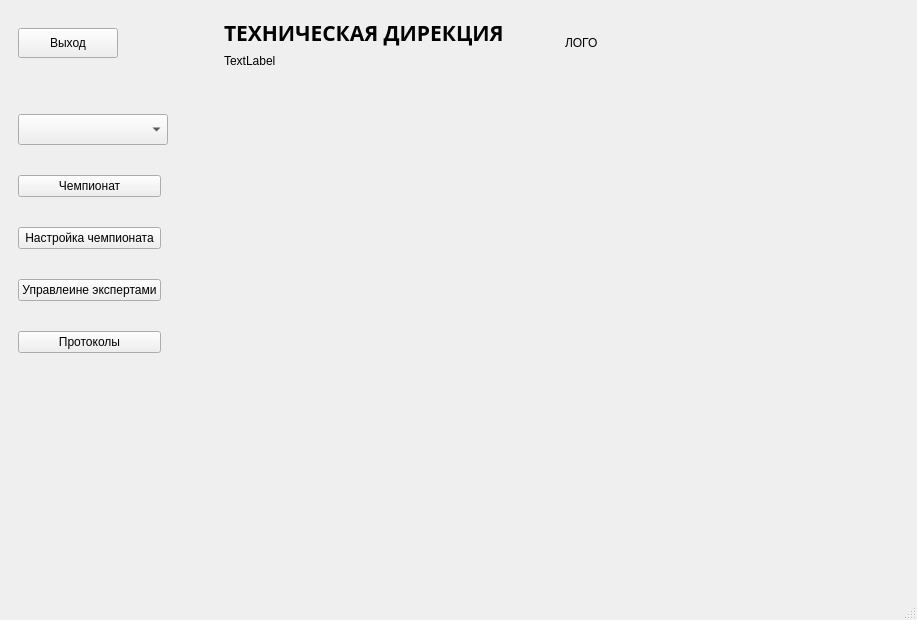
First picture: the form in OrganizeForm.ui, repository faryek/KARELLO, before the edit.
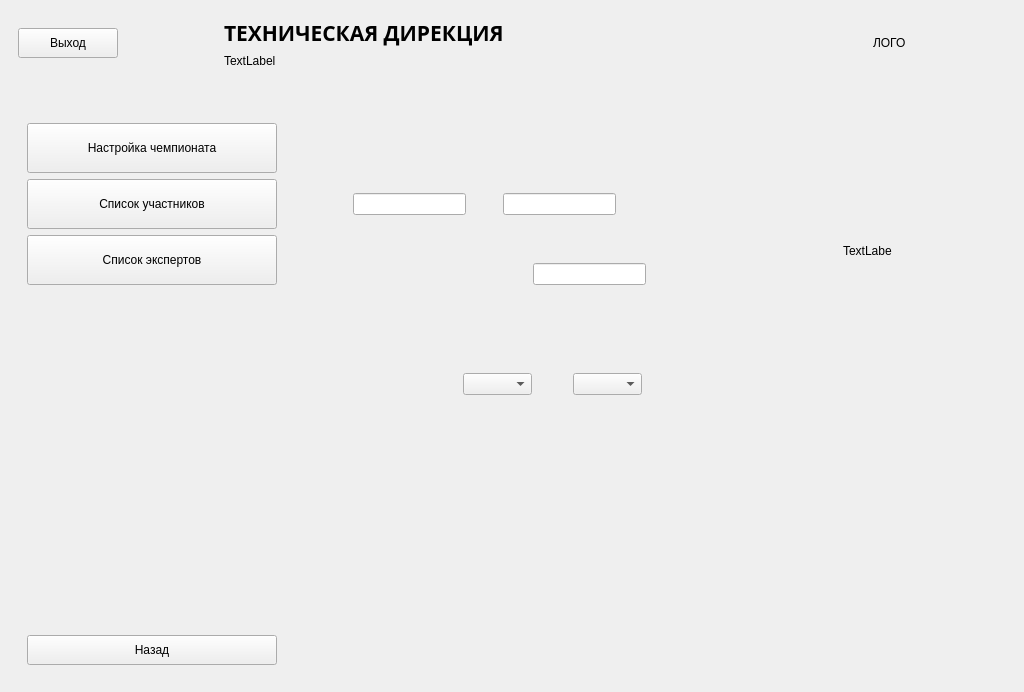
Second picture: the form after the edit. The open tabs and pages were chosen to show the change.

```diff
--- a/OrganizeForm.ui
+++ b/OrganizeForm.ui
@@ -6,8 +6,8 @@
    <rect>
     <x>0</x>
     <y>0</y>
-    <width>917</width>
-    <height>620</height>
+    <width>1024</width>
+    <height>692</height>
    </rect>
   </property>
   <property name="windowTitle">
@@ -84,6 +84,22 @@
             </item>
            </layout>
           </item>
+          <item>
+           <spacer name="horizontalSpacer_3">
+            <property name="orientation">
+             <enum>Qt::Horizontal</enum>
+            </property>
+            <property name="sizeType">
+             <enum>QSizePolicy::MinimumExpanding</enum>
+            </property>
+            <property name="sizeHint" stdset="0">
+             <size>
+              <width>60</width>
+              <height>20</height>
+             </size>
+            </property>
+           </spacer>
+          </item>
           <item>
            <widget class="QLabel" name="label_3">
             <property name="text">
@@ -91,6 +107,22 @@
             </property>
            </widget>
           </item>
+          <item>
+           <spacer name="horizontalSpacer_4">
+            <property name="orientation">
+             <enum>Qt::Horizontal</enum>
+            </property>
+            <property name="sizeType">
+             <enum>QSizePolicy::Fixed</enum>
+            </property>
+            <property name="sizeHint" stdset="0">
+             <size>
+              <width>100</width>
+              <height>20</height>
+             </size>
+            </property>
+           </spacer>
+          </item>
          </layout>
         </item>
         <item>
@@ -110,120 +142,438 @@
          </spacer>
         </item>
         <item>
-         <layout class="QHBoxLayout" name="horizontalLayout_4">
+         <layout class="QHBoxLayout" name="horizontalLayout_3">
           <item>
-           <widget class="QComboBox" name="comboBox">
+           <widget class="QStackedWidget" name="stackedWidget_2">
             <property name="sizePolicy">
-             <sizepolicy hsizetype="Fixed" vsizetype="Fixed">
+             <sizepolicy hsizetype="Preferred" vsizetype="Preferred">
               <horstretch>0</horstretch>
               <verstretch>0</verstretch>
              </sizepolicy>
             </property>
-            <property name="minimumSize">
-             <size>
-              <width>150</width>
-              <height>0</height>
-             </size>
+            <property name="currentIndex">
+             <number>1</number>
             </property>
-            <property name="baseSize">
-             <size>
-              <width>0</width>
-              <height>0</height>
-             </size>
-            </property>
+            <widget class="QWidget" name="mainPage">
+             <layout class="QHBoxLayout" name="horizontalLayout_4">
+              <item>
+               <layout class="QVBoxLayout" name="verticalLayout_2">
+                <item>
+                 <spacer name="verticalSpacer_6">
+                  <property name="orientation">
+                   <enum>Qt::Vertical</enum>
+                  </property>
+                  <property name="sizeType">
+                   <enum>QSizePolicy::Fixed</enum>
+                  </property>
+                  <property name="sizeHint" stdset="0">
+                   <size>
+                    <width>20</width>
+                    <height>8</height>
+                   </size>
+                  </property>
+                 </spacer>
+                </item>
+                <item>
+                 <widget class="QPushButton" name="pushButton_2">
+                  <property name="minimumSize">
+                   <size>
+                    <width>250</width>
+                    <height>50</height>
+                   </size>
+                  </property>
+                  <property name="text">
+                   <string>Чемпионаты</string>
+                  </property>
+                 </widget>
+                </item>
+                <item>
+                 <widget class="QPushButton" name="pushButton_4">
+                  <property name="minimumSize">
+                   <size>
+                    <width>250</width>
+                    <height>50</height>
+                   </size>
+                  </property>
+                  <property name="text">
+                   <string>Эксперты</string>
+                  </property>
+                 </widget>
+                </item>
+                <item>
+                 <widget class="QPushButton" name="pushButton_5">
+                  <property name="minimumSize">
+                   <size>
+                    <width>250</width>
+                    <height>50</height>
+                   </size>
+                  </property>
+                  <property name="text">
+                   <string>Протоколы</string>
+                  </property>
+                 </widget>
+                </item>
+                <item>
+                 <spacer name="verticalSpacer">
+                  <property name="orientation">
+                   <enum>Qt::Vertical</enum>
+                  </property>
+                  <property name="sizeType">
+                   <enum>QSizePolicy::Expanding</enum>
+                  </property>
+                  <property name="sizeHint" stdset="0">
+                   <size>
+                    <width>20</width>
+                    <height>200</height>
+                   </size>
+                  </property>
+                 </spacer>
+                </item>
+               </layout>
+              </item>
+              <item>
+               <widget class="QStackedWidget" name="stackedWidget_3">
+                <property name="currentIndex">
+                 <number>0</number>
+                </property>
+                <widget class="QWidget" name="protocolsView">
+                 <layout class="QVBoxLayout" name="verticalLayout_9">
+                  <item>
+                   <widget class="QTableWidget" name="tableWidget_3"/>
+                  </item>
+                 </layout>
+                </widget>
+                <widget class="QWidget" name="expertsView">
+                 <layout class="QVBoxLayout" name="verticalLayout_8">
+                  <item>
+                   <widget class="QTableWidget" name="tableWidget_2"/>
+                  </item>
+                 </layout>
+                </widget>
+                <widget class="QWidget" name="championshipView">
+                 <layout class="QVBoxLayout" name="verticalLayout_7">
+                  <item>
+                   <widget class="QTableWidget" name="tableWidget"/>
+                  </item>
+                  <item>
+                   <layout class="QHBoxLayout" name="horizontalLayout_9">
+                    <item>
+                     <spacer name="horizontalSpacer">
+                      <property name="orientation">
+                       <enum>Qt::Horizontal</enum>
+                      </property>
+                      <property name="sizeType">
+                       <enum>QSizePolicy::MinimumExpanding</enum>
+                      </property>
+                      <property name="sizeHint" stdset="0">
+                       <size>
+                        <width>100</width>
+                        <height>20</height>
+                       </size>
+                      </property>
+                     </spacer>
+                    </item>
+                    <item>
+                     <widget class="QPushButton" name="pushButton_10">
+                      <property name="minimumSize">
+                       <size>
+                        <width>150</width>
+                        <height>40</height>
+                       </size>
+                      </property>
+                      <property name="text">
+                       <string>Добавить чемпионат</string>
+                      </property>
+                     </widget>
+                    </item>
+                   </layout>
+                  </item>
+                 </layout>
+                </widget>
+               </widget>
+              </item>
+             </layout>
+            </widget>
+            <widget class="QWidget" name="championshipPage">
+             <layout class="QHBoxLayout" name="horizontalLayout_8">
+              <item>
+               <layout class="QVBoxLayout" name="verticalLayout_6">
+                <item>
+                 <widget class="QPushButton" name="pushButton_7">
+                  <property name="minimumSize">
+                   <size>
+                    <width>250</width>
+                    <height>50</height>
+                   </size>
+                  </property>
+                  <property name="text">
+                   <string>Настройка чемпионата</string>
+                  </property>
+                 </widget>
+                </item>
+                <item>
+                 <widget class="QPushButton" name="pushButton_8">
+                  <property name="minimumSize">
+                   <size>
+                    <width>250</width>
+                    <height>50</height>
+                   </size>
+                  </property>
+                  <property name="text">
+                   <string>Список участников</string>
+                  </property>
+                 </widget>
+                </item>
+                <item>
+                 <widget class="QPushButton" name="pushButton_3">
+                  <property name="minimumSize">
+                   <size>
+                    <width>250</width>
+                    <height>50</height>
+                   </size>
+                  </property>
+                  <property name="text">
+                   <string>Список экспертов</string>
+                  </property>
+                 </widget>
+                </item>
+                <item>
+                 <spacer name="verticalSpacer_5">
+                  <property name="orientation">
+                   <enum>Qt::Vertical</enum>
+                  </property>
+                  <property name="sizeType">
+                   <enum>QSizePolicy::MinimumExpanding</enum>
+                  </property>
+                  <property name="sizeHint" stdset="0">
+                   <size>
+                    <width>20</width>
+                    <height>160</height>
+                   </size>
+                  </property>
+                 </spacer>
+                </item>
+                <item>
+                 <widget class="QPushButton" name="pushButton_9">
+                  <property name="minimumSize">
+                   <size>
+                    <width>250</width>
+                    <height>30</height>
+                   </size>
+                  </property>
+                  <property name="text">
+                   <string>Назад</string>
+                  </property>
+                 </widget>
+                </item>
+               </layout>
+              </item>
+              <item>
+               <widget class="QStackedWidget" name="stackedWidget_4">
+                <property name="currentIndex">
+                 <number>0</number>
+                </property>
+                <widget class="QWidget" name="page_6">
+                 <widget class="QLineEdit" name="lineEdit_3">
+                  <property name="geometry">
+                   <rect>
+                    <x>70</x>
+                    <y>70</y>
+                    <width>113</width>
+                    <height>22</height>
+                   </rect>
+                  </property>
+                 </widget>
+                 <widget class="QLineEdit" name="lineEdit_4">
+                  <property name="geometry">
+                   <rect>
+                    <x>220</x>
+                    <y>70</y>
+                    <width>113</width>
+                    <height>22</height>
+                   </rect>
+                  </property>
+                 </widget>
+                 <widget class="QLabel" name="label_7">
+                  <property name="geometry">
+                   <rect>
+                    <x>560</x>
+                    <y>120</y>
+                    <width>49</width>
+                    <height>16</height>
+                   </rect>
+                  </property>
+                  <property name="text">
+                   <string>TextLabel</string>
+                  </property>
+                 </widget>
+                 <widget class="QLineEdit" name="lineEdit_5">
+                  <property name="geometry">
+                   <rect>
+                    <x>250</x>
+                    <y>140</y>
+                    <width>113</width>
+                    <height>22</height>
+                   </rect>
+                  </property>
+                 </widget>
+                 <widget class="QComboBox" name="comboBox">
+                  <property name="geometry">
+                   <rect>
+                    <x>180</x>
+                    <y>250</y>
+                    <width>69</width>
+                    <height>22</height>
+                   </rect>
+                  </property>
+                 </widget>
+                 <widget class="QComboBox" name="comboBox_2">
+                  <property name="geometry">
+                   <rect>
+                    <x>290</x>
+                    <y>250</y>
+                    <width>69</width>
+                    <height>22</height>
+                   </rect>
+                  </property>
+                 </widget>
+                </widget>
+                <widget class="QWidget" name="page_7"/>
+               </widget>
+              </item>
+             </layout>
+            </widget>
+           </widget>
+          </item>
+         </layout>
+        </item>
+       </layout>
+      </widget>
+      <widget class="QWidget" name="authorizationPage">
+       <layout class="QVBoxLayout" name="verticalLayout_5">
+        <item>
+         <spacer name="verticalSpacer_4">
+          <property name="orientation">
+           <enum>Qt::Vertical</enum>
+          </property>
+          <property name="sizeHint" stdset="0">
+           <size>
+            <width>579</width>
+            <height>243</height>
+           </size>
+          </property>
+         </spacer>
+        </item>
+        <item>
+         <layout class="QVBoxLayout" name="verticalLayout_4">
+          <item>
+           <widget class="QLabel" name="label_4">
             <property name="font">
              <font>
-              <family>Akrobat SemiBold</family>
-              <pointsize>12</pointsize>
+              <family>Akrobat Black</family>
+              <pointsize>20</pointsize>
               <bold>true</bold>
              </font>
             </property>
-            <property name="placeholderText">
-             <string>Чемпионат</string>
+            <property name="text">
+             <string>Авторизация</string>
             </property>
            </widget>
           </item>
           <item>
-           <spacer name="horizontalSpacer">
-            <property name="orientation">
-             <enum>Qt::Horizontal</enum>
-            </property>
-            <property name="sizeType">
-             <enum>QSizePolicy::Expanding</enum>
-            </property>
-            <property name="sizeHint" stdset="0">
-             <size>
-              <width>700</width>
-              <height>20</height>
-             </size>
-            </property>
-           </spacer>
+           <layout class="QHBoxLayout" name="horizontalLayout_5">
+            <item>
+             <widget class="QLabel" name="label_5">
+              <property name="font">
+               <font>
+                <family>Akrobat SemiBold</family>
+                <pointsize>20</pointsize>
+                <bold>true</bold>
+               </font>
+              </property>
+              <property name="text">
+               <string>Логин</string>
+              </property>
+              <property name="textFormat">
+               <enum>Qt::AutoText</enum>
+              </property>
+              <property name="alignment">
+               <set>Qt::AlignLeading|Qt::AlignLeft|Qt::AlignVCenter</set>
+              </property>
+             </widget>
+            </item>
+            <item>
+             <widget class="QLineEdit" name="lineEdit"/>
+            </item>
+           </layout>
+          </item>
+          <item>
+           <layout class="QHBoxLayout" name="horizontalLayout_6">
+            <item>
+             <widget class="QLabel" name="label_6">
+              <property name="font">
+               <font>
+                <family>Akrobat SemiBold</family>
+                <pointsize>20</pointsize>
+                <bold>true</bold>
+               </font>
+              </property>
+              <property name="text">
+               <string>Пароль</string>
+              </property>
+             </widget>
+            </item>
+            <item>
+             <widget class="QLineEdit" name="lineEdit_2"/>
+            </item>
+           </layout>
+          </item>
+          <item>
+           <layout class="QHBoxLayout" name="horizontalLayout_7">
+            <item>
+             <widget class="QCheckBox" name="checkBox">
+              <property name="font">
+               <font>
+                <family>Akrobat SemiBold</family>
+                <pointsize>14</pointsize>
+                <bold>true</bold>
+               </font>
+              </property>
+              <property name="text">
+               <string>Запомнить меня</string>
+              </property>
+             </widget>
+            </item>
+            <item>
+             <widget class="QPushButton" name="pushButton_6">
+              <property name="font">
+               <font>
+                <family>Akrobat SemiBold</family>
+                <pointsize>14</pointsize>
+                <bold>true</bold>
+               </font>
+              </property>
+              <property name="text">
+               <string>Войти</string>
+              </property>
+             </widget>
+            </item>
+           </layout>
           </item>
          </layout>
         </item>
         <item>
-         <layout class="QHBoxLayout" name="horizontalLayout_3">
-          <item>
-           <layout class="QVBoxLayout" name="verticalLayout_2">
-            <item>
-             <widget class="QPushButton" name="pushButton_2">
-              <property name="text">
-               <string>Чемпионат</string>
-              </property>
-             </widget>
-            </item>
-            <item>
-             <widget class="QPushButton" name="pushButton_3">
-              <property name="text">
-               <string>Настройка чемпионата</string>
-              </property>
-             </widget>
-            </item>
-            <item>
-             <widget class="QPushButton" name="pushButton_4">
-              <property name="text">
-               <string>Управлеине экспертами</string>
-              </property>
-             </widget>
-            </item>
-            <item>
-             <widget class="QPushButton" name="pushButton_5">
-              <property name="text">
-               <string>Протоколы</string>
-              </property>
-             </widget>
-            </item>
-            <item>
-             <spacer name="verticalSpacer">
-              <property name="orientation">
-               <enum>Qt::Vertical</enum>
-              </property>
-              <property name="sizeType">
-               <enum>QSizePolicy::Fixed</enum>
-              </property>
-              <property name="sizeHint" stdset="0">
-               <size>
-                <width>20</width>
-                <height>200</height>
-               </size>
-              </property>
-             </spacer>
-            </item>
-           </layout>
-          </item>
-          <item>
-           <widget class="QStackedWidget" name="stackedWidget_2">
-            <property name="sizePolicy">
-             <sizepolicy hsizetype="Preferred" vsizetype="Preferred">
-              <horstretch>0</horstretch>
-              <verstretch>0</verstretch>
-             </sizepolicy>
-            </property>
-            <widget class="QWidget" name="page_3"/>
-            <widget class="QWidget" name="page_4"/>
-           </widget>
-          </item>
-         </layout>
+         <spacer name="verticalSpacer_3">
+          <property name="orientation">
+           <enum>Qt::Vertical</enum>
+          </property>
+          <property name="sizeHint" stdset="0">
+           <size>
+            <width>579</width>
+            <height>242</height>
+           </size>
+          </property>
+         </spacer>
         </item>
        </layout>
       </widget>
@@ -232,7 +582,6 @@
     </item>
    </layout>
   </widget>
-  <widget class="QStatusBar" name="statusbar"/>
  </widget>
  <resources/>
  <connections/>
```
Left out of the diff: 3 changed lines with no effect on the pictures.
